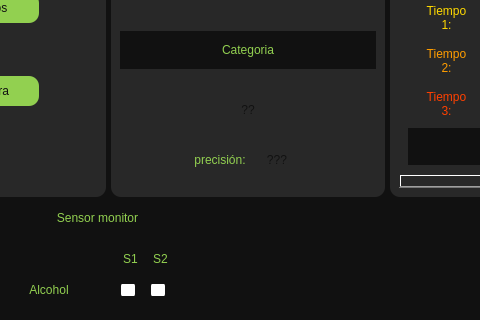
victor456472/HMI-Enose, file Design.ui: the form before one commit; both pictures show x 677 to 1157 and y 167 to 487 of the 1355 by 694 pixel window.
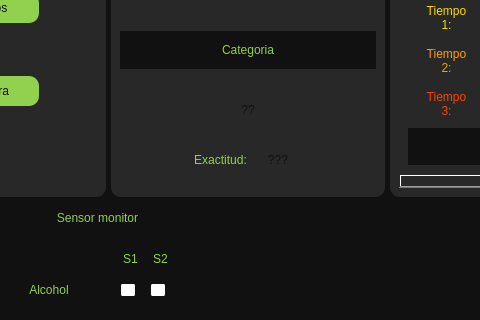
The form after the commit. Icons and pictures are not drawn.

Commit message: actualizando label accuracy

The edit to the form file:
```diff
--- a/Design.ui
+++ b/Design.ui
@@ -1497,7 +1497,7 @@
 font:87 8pt &quot;cooper black&quot;</string>
                              </property>
                              <property name="text">
-                              <string>precisión:</string>
+                              <string>Exactitud:</string>
                              </property>
                              <property name="alignment">
                               <set>Qt::AlignCenter</set>
```
The commit also changes 2 other files.
